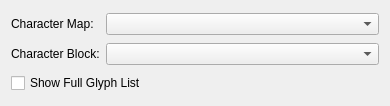
Above: UI-Qt/QUCMapBlockWidget.ui from frinkr/FontViewer before the change. Below: the same form after it.
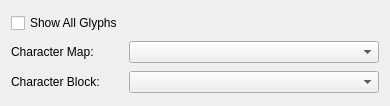
That is the form after the change.

```diff
--- a/UI-Qt/QUCMapBlockWidget.ui
+++ b/UI-Qt/QUCMapBlockWidget.ui
@@ -17,14 +17,17 @@
    <bool>true</bool>
   </property>
   <layout class="QGridLayout" name="gridLayout">
-   <item row="0" column="0">
-    <widget class="QLabel" name="label">
-     <property name="text">
-      <string>Character Map:</string>
+   <item row="2" column="1">
+    <widget class="QComboBox" name="blockComboBox">
+     <property name="sizePolicy">
+      <sizepolicy hsizetype="MinimumExpanding" vsizetype="Fixed">
+       <horstretch>0</horstretch>
+       <verstretch>0</verstretch>
+      </sizepolicy>
      </property>
     </widget>
    </item>
-   <item row="0" column="1">
+   <item row="1" column="1">
     <widget class="QComboBox" name="cmapComboBox">
      <property name="sizePolicy">
       <sizepolicy hsizetype="Expanding" vsizetype="Fixed">
@@ -35,26 +38,23 @@
     </widget>
    </item>
    <item row="1" column="0">
+    <widget class="QLabel" name="label">
+     <property name="text">
+      <string>Character Map:</string>
+     </property>
+    </widget>
+   </item>
+   <item row="2" column="0">
     <widget class="QLabel" name="label_2">
      <property name="text">
       <string>Character Block:</string>
      </property>
     </widget>
    </item>
-   <item row="1" column="1">
-    <widget class="QComboBox" name="blockComboBox">
-     <property name="sizePolicy">
-      <sizepolicy hsizetype="MinimumExpanding" vsizetype="Fixed">
-       <horstretch>0</horstretch>
-       <verstretch>0</verstretch>
-      </sizepolicy>
-     </property>
-    </widget>
-   </item>
-   <item row="2" column="0" colspan="2">
+   <item row="0" column="0">
     <widget class="QCheckBox" name="glyphCheckBox">
      <property name="text">
-      <string>Show Full Glyph List</string>
+      <string>Show All Glyphs</string>
      </property>
     </widget>
    </item>
```
